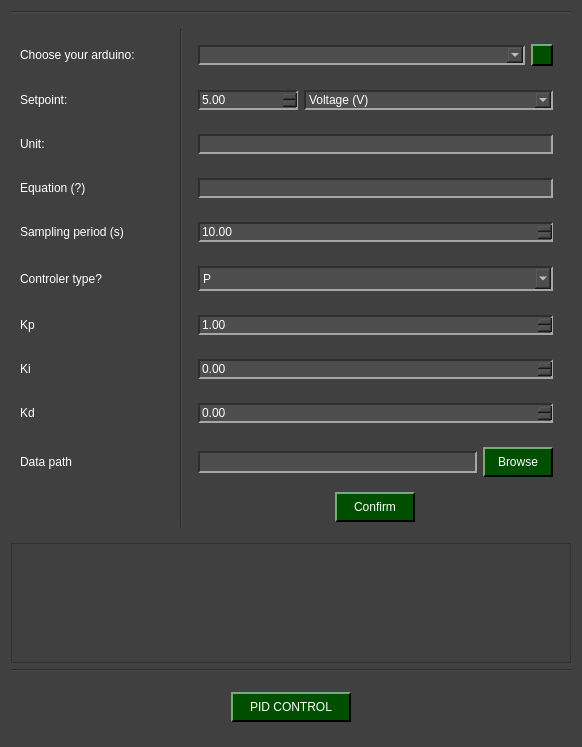
Above: pydaq/uis/PyDAQ_pid_control_arduino_widget.ui from CayoRw/pydaq before the change. Below: the same form after it.
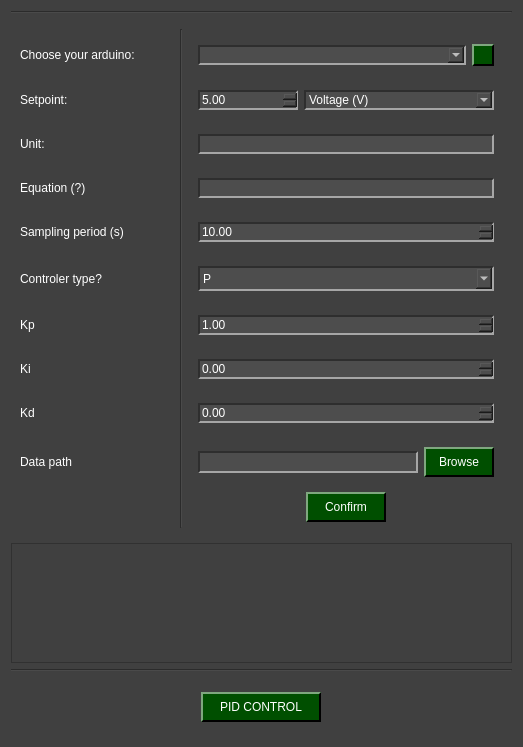
That is the form after the change. Icons and pictures are not drawn.

```diff
--- a/pydaq/uis/PyDAQ_pid_control_arduino_widget.ui
+++ b/pydaq/uis/PyDAQ_pid_control_arduino_widget.ui
@@ -6,7 +6,7 @@
    <rect>
     <x>0</x>
     <y>0</y>
-    <width>582</width>
+    <width>519</width>
     <height>747</height>
    </rect>
   </property>
```
Left out of the diff: 4 changed lines with no effect on the pictures.
